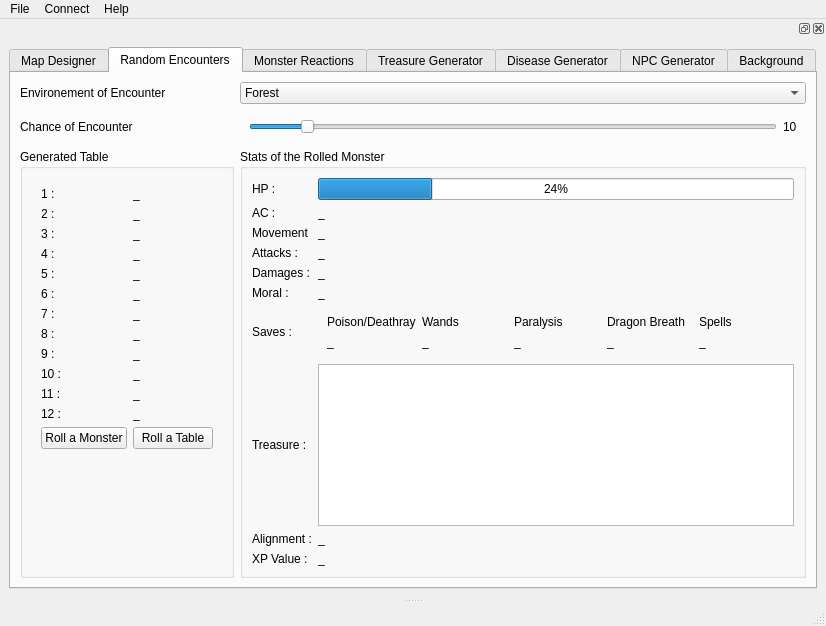
Before: the Qt Designer form DnDApp.ui in sbordeyne/DnDApp, drawn with Qt 5.
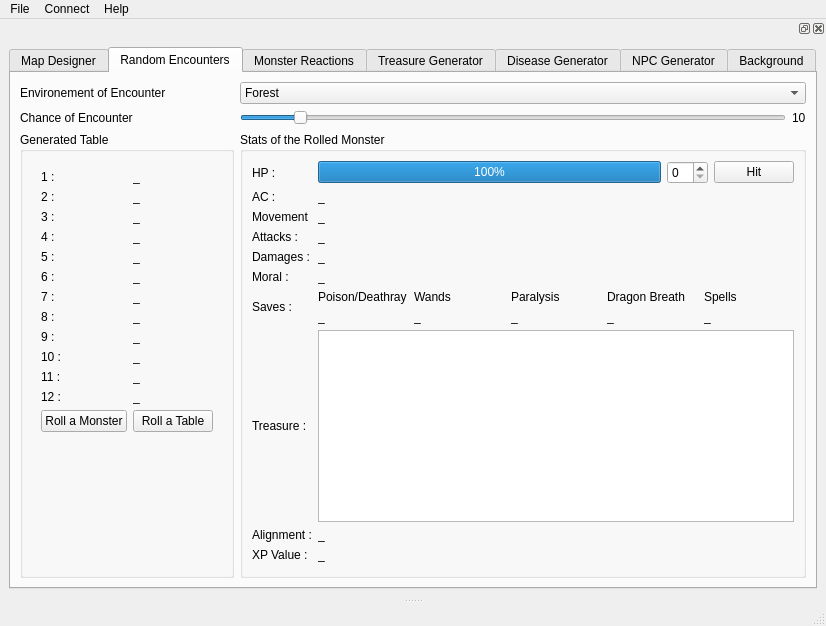
After: the same form once the commit is applied. The open tabs and pages were chosen to show the change. Icons and pictures are not drawn.

```diff
--- a/DnDApp.ui
+++ b/DnDApp.ui
@@ -331,7 +331,7 @@
            </property>
           </widget>
          </item>
-         <item row="3" column="0" rowspan="3">
+         <item row="4" column="0" rowspan="3">
           <widget class="QGroupBox" name="groupBox">
            <property name="title">
             <string>Generated Table</string>
@@ -541,109 +541,27 @@
            </layout>
           </widget>
          </item>
-         <item row="0" column="1">
-          <widget class="QComboBox" name="comboBox">
-           <item>
-            <property name="text">
-             <string>Forest</string>
-            </property>
-           </item>
-           <item>
-            <property name="text">
-             <string>Swamp</string>
-            </property>
-           </item>
-           <item>
-            <property name="text">
-             <string>Mountain</string>
-            </property>
-           </item>
-           <item>
-            <property name="text">
-             <string>Desert (Warm)</string>
-            </property>
-           </item>
-           <item>
-            <property name="text">
-             <string>Desert (Cold)</string>
-            </property>
-           </item>
-           <item>
-            <property name="text">
-             <string>City</string>
-            </property>
-           </item>
-           <item>
-            <property name="text">
-             <string>Dungeon</string>
-            </property>
-           </item>
-           <item>
-            <property name="text">
-             <string>Lair (Insect)</string>
-            </property>
-           </item>
-           <item>
-            <property name="text">
-             <string>Lair (Gobelin)</string>
-            </property>
-           </item>
-          </widget>
-         </item>
-         <item row="2" column="0">
-          <widget class="QLabel" name="label_2">
-           <property name="text">
-            <string>Chance of Encounter</string>
-           </property>
-          </widget>
-         </item>
-         <item row="2" column="1">
-          <widget class="QWidget" name="widget" native="true">
-           <layout class="QHBoxLayout" name="horizontalLayout">
-            <item>
-             <widget class="QSlider" name="slider_chance_encounter">
-              <property name="maximum">
-               <number>100</number>
-              </property>
-              <property name="value">
-               <number>10</number>
-              </property>
-              <property name="orientation">
-               <enum>Qt::Horizontal</enum>
-              </property>
-             </widget>
-            </item>
-            <item>
-             <widget class="QLabel" name="label_percentage_encounter">
-              <property name="text">
-               <string>10</string>
-              </property>
-             </widget>
-            </item>
-           </layout>
-          </widget>
-         </item>
-         <item row="3" column="1" rowspan="3">
+         <item row="4" column="1" rowspan="3">
           <widget class="QGroupBox" name="groupBox_2">
            <property name="title">
             <string>Stats of the Rolled Monster</string>
            </property>
            <layout class="QGridLayout" name="gridLayout_10">
-            <item row="10" column="1">
-             <widget class="QLabel" name="label_42">
-              <property name="text">
-               <string>_</string>
-              </property>
-             </widget>
-            </item>
-            <item row="8" column="0">
+            <item row="7" column="0">
              <widget class="QLabel" name="label_38">
               <property name="text">
                <string>Treasure :</string>
               </property>
              </widget>
             </item>
-            <item row="12" column="0">
+            <item row="9" column="1">
+             <widget class="QLabel" name="label_42">
+              <property name="text">
+               <string>_</string>
+              </property>
+             </widget>
+            </item>
+            <item row="11" column="0">
              <spacer name="verticalSpacer_3">
               <property name="orientation">
                <enum>Qt::Vertical</enum>
@@ -670,14 +588,14 @@
               </property>
              </widget>
             </item>
-            <item row="10" column="0">
+            <item row="9" column="0">
              <widget class="QLabel" name="label_40">
               <property name="text">
                <string>XP Value :</string>
               </property>
              </widget>
             </item>
-            <item row="9" column="1">
+            <item row="8" column="1">
              <widget class="QLabel" name="label_41">
               <property name="text">
                <string>_</string>
@@ -705,13 +623,6 @@
               </property>
              </widget>
             </item>
-            <item row="0" column="1">
-             <widget class="QProgressBar" name="progressBar">
-              <property name="value">
-               <number>24</number>
-              </property>
-             </widget>
-            </item>
             <item row="5" column="0">
              <widget class="QLabel" name="label_34">
               <property name="text">
@@ -719,7 +630,7 @@
               </property>
              </widget>
             </item>
-            <item row="8" column="1">
+            <item row="7" column="1">
              <widget class="QTextBrowser" name="textBrowser"/>
             </item>
             <item row="3" column="0">
@@ -743,7 +654,7 @@
               </property>
              </widget>
             </item>
-            <item row="9" column="0">
+            <item row="8" column="0">
              <widget class="QLabel" name="label_39">
               <property name="text">
                <string>Alignment :</string>
@@ -764,82 +675,6 @@
               </property>
              </widget>
             </item>
-            <item row="6" column="1">
-             <widget class="QWidget" name="widget_5" native="true">
-              <layout class="QGridLayout" name="gridLayout_11">
-               <item row="0" column="3">
-                <widget class="QLabel" name="label_48">
-                 <property name="text">
-                  <string>Dragon Breath</string>
-                 </property>
-                </widget>
-               </item>
-               <item row="0" column="1">
-                <widget class="QLabel" name="label_46">
-                 <property name="text">
-                  <string>Wands</string>
-                 </property>
-                </widget>
-               </item>
-               <item row="0" column="2">
-                <widget class="QLabel" name="label_47">
-                 <property name="text">
-                  <string>Paralysis</string>
-                 </property>
-                </widget>
-               </item>
-               <item row="0" column="0">
-                <widget class="QLabel" name="label_44">
-                 <property name="text">
-                  <string>Poison/Deathray</string>
-                 </property>
-                </widget>
-               </item>
-               <item row="3" column="0">
-                <widget class="QLabel" name="label_45">
-                 <property name="text">
-                  <string>_</string>
-                 </property>
-                </widget>
-               </item>
-               <item row="0" column="4">
-                <widget class="QLabel" name="label_49">
-                 <property name="text">
-                  <string>Spells</string>
-                 </property>
-                </widget>
-               </item>
-               <item row="3" column="1">
-                <widget class="QLabel" name="label_50">
-                 <property name="text">
-                  <string>_</string>
-                 </property>
-                </widget>
-               </item>
-               <item row="3" column="2">
-                <widget class="QLabel" name="label_51">
-                 <property name="text">
-                  <string>_</string>
-                 </property>
-                </widget>
-               </item>
-               <item row="3" column="3">
-                <widget class="QLabel" name="label_52">
-                 <property name="text">
-                  <string>_</string>
-                 </property>
-                </widget>
-               </item>
-               <item row="3" column="4">
-                <widget class="QLabel" name="label_53">
-                 <property name="text">
-                  <string>_</string>
-                 </property>
-                </widget>
-               </item>
-              </layout>
-             </widget>
-            </item>
             <item row="6" column="0">
              <widget class="QLabel" name="label_43">
               <property name="text">
@@ -847,9 +682,184 @@
               </property>
              </widget>
             </item>
+            <item row="6" column="1">
+             <layout class="QGridLayout" name="gridLayout_12">
+              <item row="1" column="0">
+               <widget class="QLabel" name="label_45">
+                <property name="text">
+                 <string>_</string>
+                </property>
+               </widget>
+              </item>
+              <item row="0" column="0">
+               <widget class="QLabel" name="label_44">
+                <property name="text">
+                 <string>Poison/Deathray</string>
+                </property>
+               </widget>
+              </item>
+              <item row="0" column="3">
+               <widget class="QLabel" name="label_48">
+                <property name="text">
+                 <string>Dragon Breath</string>
+                </property>
+               </widget>
+              </item>
+              <item row="0" column="2">
+               <widget class="QLabel" name="label_47">
+                <property name="text">
+                 <string>Paralysis</string>
+                </property>
+               </widget>
+              </item>
+              <item row="0" column="1">
+               <widget class="QLabel" name="label_46">
+                <property name="text">
+                 <string>Wands</string>
+                </property>
+               </widget>
+              </item>
+              <item row="0" column="4">
+               <widget class="QLabel" name="label_49">
+                <property name="text">
+                 <string>Spells</string>
+                </property>
+               </widget>
+              </item>
+              <item row="1" column="1">
+               <widget class="QLabel" name="label_50">
+                <property name="text">
+                 <string>_</string>
+                </property>
+               </widget>
+              </item>
+              <item row="1" column="2">
+               <widget class="QLabel" name="label_51">
+                <property name="text">
+                 <string>_</string>
+                </property>
+               </widget>
+              </item>
+              <item row="1" column="3">
+               <widget class="QLabel" name="label_52">
+                <property name="text">
+                 <string>_</string>
+                </property>
+               </widget>
+              </item>
+              <item row="1" column="4">
+               <widget class="QLabel" name="label_53">
+                <property name="text">
+                 <string>_</string>
+                </property>
+               </widget>
+              </item>
+             </layout>
+            </item>
+            <item row="0" column="1">
+             <layout class="QHBoxLayout" name="horizontalLayout_4">
+              <item>
+               <widget class="QProgressBar" name="progressBar">
+                <property name="value">
+                 <number>100</number>
+                </property>
+               </widget>
+              </item>
+              <item>
+               <widget class="QSpinBox" name="spinBox"/>
+              </item>
+              <item>
+               <widget class="QPushButton" name="pushButton_3">
+                <property name="text">
+                 <string>Hit</string>
+                </property>
+               </widget>
+              </item>
+             </layout>
+            </item>
            </layout>
           </widget>
          </item>
+         <item row="0" column="1">
+          <widget class="QComboBox" name="comboBox">
+           <item>
+            <property name="text">
+             <string>Forest</string>
+            </property>
+           </item>
+           <item>
+            <property name="text">
+             <string>Swamp</string>
+            </property>
+           </item>
+           <item>
+            <property name="text">
+             <string>Mountain</string>
+            </property>
+           </item>
+           <item>
+            <property name="text">
+             <string>Desert (Warm)</string>
+            </property>
+           </item>
+           <item>
+            <property name="text">
+             <string>Desert (Cold)</string>
+            </property>
+           </item>
+           <item>
+            <property name="text">
+             <string>City</string>
+            </property>
+           </item>
+           <item>
+            <property name="text">
+             <string>Dungeon</string>
+            </property>
+           </item>
+           <item>
+            <property name="text">
+             <string>Lair (Insect)</string>
+            </property>
+           </item>
+           <item>
+            <property name="text">
+             <string>Lair (Gobelin)</string>
+            </property>
+           </item>
+          </widget>
+         </item>
+         <item row="2" column="0">
+          <widget class="QLabel" name="label_2">
+           <property name="text">
+            <string>Chance of Encounter</string>
+           </property>
+          </widget>
+         </item>
+         <item row="2" column="1">
+          <layout class="QHBoxLayout" name="horizontalLayout">
+           <item>
+            <widget class="QSlider" name="horizontalSlider_2">
+             <property name="maximum">
+              <number>100</number>
+             </property>
+             <property name="value">
+              <number>10</number>
+             </property>
+             <property name="orientation">
+              <enum>Qt::Horizontal</enum>
+             </property>
+            </widget>
+           </item>
+           <item>
+            <widget class="QLabel" name="label_70">
+             <property name="text">
+              <string>10</string>
+             </property>
+            </widget>
+           </item>
+          </layout>
+         </item>
         </layout>
        </widget>
        <widget class="QWidget" name="monster_reactions_tab">
```
Left out of the diff: 657 changed lines with no effect on the pictures.
